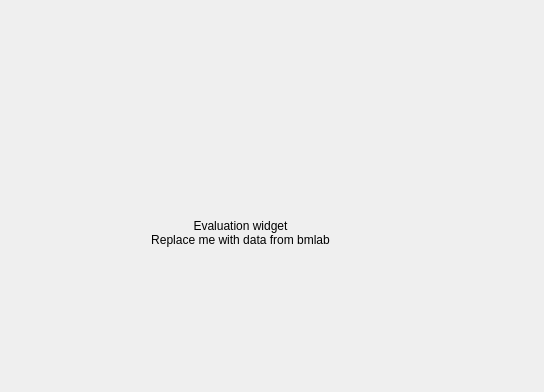
Old version of the form bmicro/gui/evaluation/evaluation_view.ui in the repository BrillouinMicroscopy/BMicro; both pictures show x 96 to 640 and y 0 to 392 of the 640 by 480 pixel window.
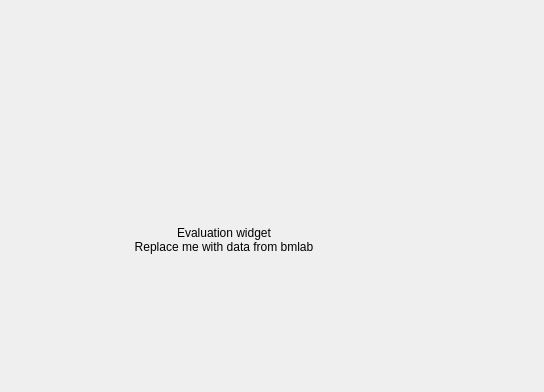
New version of the form.

Commit message: Make views resize

What changed in the file:
```diff
--- a/bmicro/gui/evaluation/evaluation_view.ui
+++ b/bmicro/gui/evaluation/evaluation_view.ui
@@ -13,15 +13,21 @@
   <property name="windowTitle">
    <string>Form</string>
   </property>
+  <layout class="QVBoxLayout" name="verticalLayout">
+   <property name="leftMargin">
+    <number>0</number>
+   </property>
+   <property name="topMargin">
+    <number>0</number>
+   </property>
+   <property name="rightMargin">
+    <number>0</number>
+   </property>
+   <property name="bottomMargin">
+    <number>0</number>
+   </property>
+   <item>
   <widget class="QLabel" name="evaluation_test_label">
-   <property name="geometry">
-    <rect>
-     <x>232</x>
-     <y>200</y>
-     <width>209</width>
-     <height>65</height>
-    </rect>
-   </property>
    <property name="text">
     <string>Evaluation widget
 Replace me with data from bmlab</string>
@@ -30,6 +36,8 @@
     <set>Qt::AlignCenter</set>
    </property>
   </widget>
+   </item>
+  </layout>
  </widget>
  <resources/>
  <connections/>
```
Left out of the diff: 2 changed lines with no effect on the pictures. Lines whose indentation alone changed are shown as unchanged. The commit also changes 4 other files.
